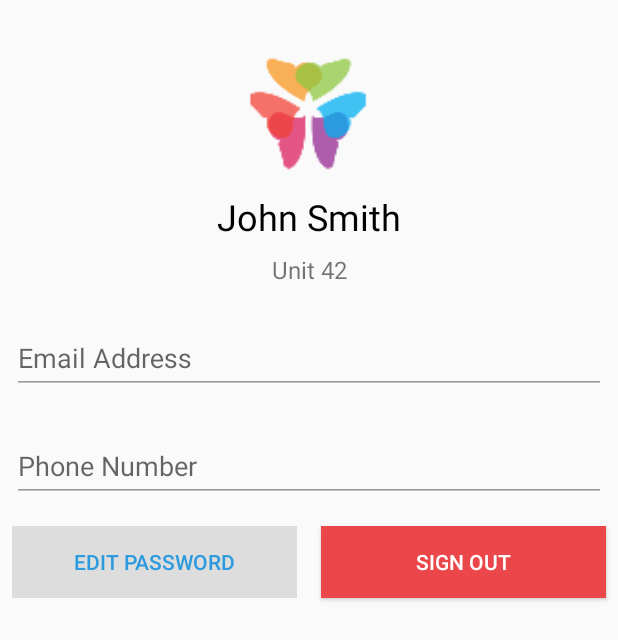
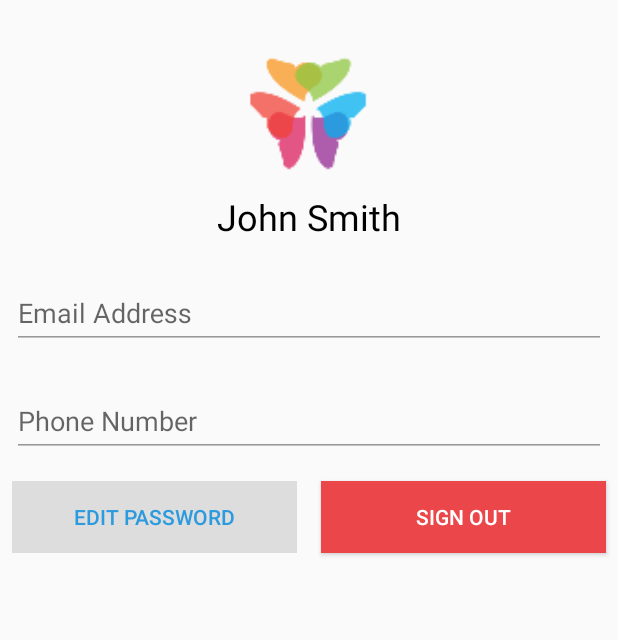
Before and after one commit to runslikebutter/android-demo-app, an Android app: the fragment AccountFragment placed in its activity, on a phone screen of 412 x 824 dp. Shown: the top 640 px of the screen. Run offline under Robolectric (Android 15) with nearby library versions, the phone set to English and light mode, and no system bars; libraries missing offline, so code that uses them is left out: com.butterflymx.sdk; 4 statements that could not run were skipped.

```diff
--- a/app/build.gradle
+++ b/app/build.gradle
@@ -70,8 +70,8 @@ dependencies {
     implementation 'com.android.support:support-annotations:28.0.0'
 
     //bf repo
-    implementation 'com.butterflymx.sdk.core:sdk-core:1.1.0@aar'
-    implementation 'com.butterflymx.sdk.call:sdk-call:1.1.0@aar'
+    implementation 'com.butterflymx.sdk.core:sdk-core:1.1.2@aar'
+    implementation 'com.butterflymx.sdk.call:sdk-call:1.1.2@aar'
 }
 
 apply plugin: "com.google.gms.google-services"
--- a/app/src/main/java/com/butterflymx/butterflymxapiclient/MainFragment.kt
+++ b/app/src/main/java/com/butterflymx/butterflymxapiclient/MainFragment.kt
@@ -16,7 +16,7 @@ class MainFragment : Fragment() {
     }
 
     private fun prepareNextScreen() {
-        if (BMXCore.getInstance(App.getContext()).isAuthorized()) {
+        if (BMXCore.getInstance(App.context).isAuthorized()) {
             Navigation.findNavController(activity!!, R.id.my_nav_host_fragment).navigate(R.id.mainTabFragment)
         } else {
             Navigation.findNavController(activity!!, R.id.my_nav_host_fragment).navigate(R.id.signInUpRootFragment)
--- a/app/src/main/java/com/butterflymx/butterflymxapiclient/call/CallFragment.kt
+++ b/app/src/main/java/com/butterflymx/butterflymxapiclient/call/CallFragment.kt
@@ -46,7 +46,7 @@ class CallFragment : BaseView() {
         panelName = intent?.getString(Constants.CALL_PANEL_NAME)
         guid = intent?.getString(Constants.CALL_GUID)
 
-        mCall = BMXCall.getInstance(App.getContext()).manageCall(guid.toString())
+        mCall = BMXCall.getInstance(App.context).processCall(guid.toString())
         initView()
         initCall()
     }
--- a/app/src/main/java/com/butterflymx/butterflymxapiclient/signinsignup/login/LoginFragment.kt
+++ b/app/src/main/java/com/butterflymx/butterflymxapiclient/signinsignup/login/LoginFragment.kt
@@ -26,7 +26,7 @@ class LoginFragment : BaseView() {
     override fun onViewCreated(view: View, savedInstanceState: Bundle?) {
         super.onViewCreated(view, savedInstanceState)
 
-        App.getDagger().injectLoginFragment(this)
+        App.dagger?.injectLoginFragment(this)
         presenter.attachView(this)
 
         bt_login.setOnClickListener { login() }
--- a/app/src/main/res/layout/account.xml
+++ b/app/src/main/res/layout/account.xml
@@ -4,6 +4,37 @@
     xmlns:tools="http://schemas.android.com/tools"
     android:layout_width="match_parent"
     android:layout_height="match_parent">
+
+    <Button
+        android:id="@+id/bt_edit_password"
+        android:layout_width="0dp"
+        android:layout_height="wrap_content"
+        android:layout_marginStart="8dp"
+        android:layout_marginTop="16dp"
+        android:layout_marginEnd="8dp"
+        android:background="@color/bg_account_edit_password"
+        android:enabled="false"
+        android:text="@string/account_edit_password"
+        android:textColor="@color/bmx_blue"
+        app:layout_constraintEnd_toStartOf="@+id/bt_sign_out"
+        app:layout_constraintHorizontal_bias="0.5"
+        app:layout_constraintStart_toStartOf="parent"
+        app:layout_constraintTop_toBottomOf="@id/ti_phone_number" />
+
+    <Button
+        android:id="@+id/bt_sign_out"
+        android:layout_width="0dp"
+        android:layout_height="wrap_content"
+        android:layout_marginStart="8dp"
+        android:layout_marginTop="16dp"
+        android:layout_marginEnd="8dp"
+        android:background="@color/bg_account_sign_out"
+        android:text="@string/account_sign_out"
+        android:textColor="@color/white"
+        app:layout_constraintEnd_toEndOf="parent"
+        app:layout_constraintHorizontal_bias="0.5"
+        app:layout_constraintStart_toEndOf="@+id/bt_edit_password"
+        app:layout_constraintTop_toBottomOf="@id/ti_phone_number" />
 
     <ImageView
         android:id="@+id/logo"
@@ -39,19 +70,6 @@
         app:layout_constraintTop_toBottomOf="@id/logo"
         tools:layout_editor_absoluteY="126dp" />
 
-    <TextView
-        android:id="@+id/tv_unit"
-        android:layout_width="wrap_content"
-        android:layout_height="wrap_content"
-        android:layout_marginStart="8dp"
-        android:layout_marginTop="8dp"
-        android:layout_marginEnd="8dp"
-        android:text="Unit 42"
-        android:textSize="16sp"
-        app:layout_constraintEnd_toEndOf="parent"
-        app:layout_constraintStart_toStartOf="parent"
-        app:layout_constraintTop_toBottomOf="@+id/tv_full_name" />
-
     <android.support.design.widget.TextInputLayout
         android:id="@+id/ti_email"
         android:layout_width="match_parent"
@@ -62,7 +80,7 @@
         android:theme="@style/TextInputLayout"
         app:layout_constraintEnd_toEndOf="parent"
         app:layout_constraintStart_toStartOf="parent"
-        app:layout_constraintTop_toBottomOf="@+id/tv_unit">
+        app:layout_constraintTop_toBottomOf="@+id/tv_full_name">
 
         <android.support.design.widget.TextInputEditText
             android:id="@+id/et_email"
@@ -95,35 +113,4 @@
 
     </android.support.design.widget.TextInputLayout>
 
-    <Button
-        android:id="@+id/bt_edit_password"
-        android:layout_width="0dp"
-        android:layout_height="wrap_content"
-        android:layout_marginStart="8dp"
-        android:layout_marginTop="16dp"
-        android:layout_marginEnd="8dp"
-        android:enabled="false"
-        android:background="@color/bg_account_edit_password"
-        android:text="@string/account_edit_password"
-        android:textColor="@color/bmx_blue"
-        app:layout_constraintEnd_toStartOf="@+id/bt_sign_out"
-        app:layout_constraintHorizontal_bias="0.5"
-        app:layout_constraintStart_toStartOf="parent"
-        app:layout_constraintTop_toBottomOf="@id/ti_phone_number" />
-
-    <Button
-        android:id="@+id/bt_sign_out"
-        android:layout_width="0dp"
-        android:layout_height="wrap_content"
-        android:layout_marginStart="8dp"
-        android:layout_marginTop="16dp"
-        android:layout_marginEnd="8dp"
-        android:background="@color/bg_account_sign_out"
-        android:text="@string/account_sign_out"
-        android:textColor="@color/white"
-        app:layout_constraintEnd_toEndOf="parent"
-        app:layout_constraintHorizontal_bias="0.5"
-        app:layout_constraintStart_toEndOf="@+id/bt_edit_password"
-        app:layout_constraintTop_toBottomOf="@id/ti_phone_number" />
-
 </android.support.constraint.ConstraintLayout>
--- a/app/src/main/res/navigation/mobile_navigation.xml
+++ b/app/src/main/res/navigation/mobile_navigation.xml
@@ -59,7 +59,7 @@
 
     <fragment
         android:id="@+id/select_panel_fragment"
-        android:name="com.butterflymx.butterflymxapiclient.features.opendoor.SelectPanelFragment"
+        android:name="com.butterflymx.butterflymxapiclient.features.opendoor.PanelFragment"
         android:label="select_unit_fragment"
         tools:layout="@layout/list_fragment">
 
```
Also changed, not shown: app/src/main/java/com/butterflymx/butterflymxapiclient/App.java (deleted, +0 -46 lines), app/src/main/java/com/butterflymx/butterflymxapiclient/App.kt (added, +43 -0 lines), app/src/main/java/com/butterflymx/butterflymxapiclient/account/AccountFragment.kt (+4 -4 lines), app/src/main/java/com/butterflymx/butterflymxapiclient/features/opendoor/PanelAdapter.kt (renamed from app/src/main/java/com/butterflymx/butterflymxapiclient/features/opendoor/SelectPanelFragment.kt, +1 -31 lines), app/src/main/java/com/butterflymx/butterflymxapiclient/features/opendoor/PanelFragment.kt (added, +54 -0 lines), app/src/main/java/com/butterflymx/butterflymxapiclient/features/opendoor/UnitAdapter.kt (renamed from app/src/main/java/com/butterflymx/butterflymxapiclient/features/opendoor/SelectUnitFragment.kt, +11 -30 lines), app/src/main/java/com/butterflymx/butterflymxapiclient/features/opendoor/UnitFragment.kt (added, +33 -0 lines), app/src/main/java/com/butterflymx/butterflymxapiclient/signinsignup/login/LoginFragmentPresenter.kt (+11 -3 lines), app/src/main/java/com/butterflymx/butterflymxapiclient/utils/Constants.java (deleted, +0 -14 lines), app/src/main/java/com/butterflymx/butterflymxapiclient/utils/Constants.kt (added, +19 -0 lines), app/src/main/java/com/butterflymx/butterflymxapiclient/utils/NotificationUtils.kt (+11 -11 lines), app/src/main/java/com/butterflymx/butterflymxapiclient/utils/firebasenotification/FirebaseMessagingServiceHandler.kt (+20 -3 lines).
